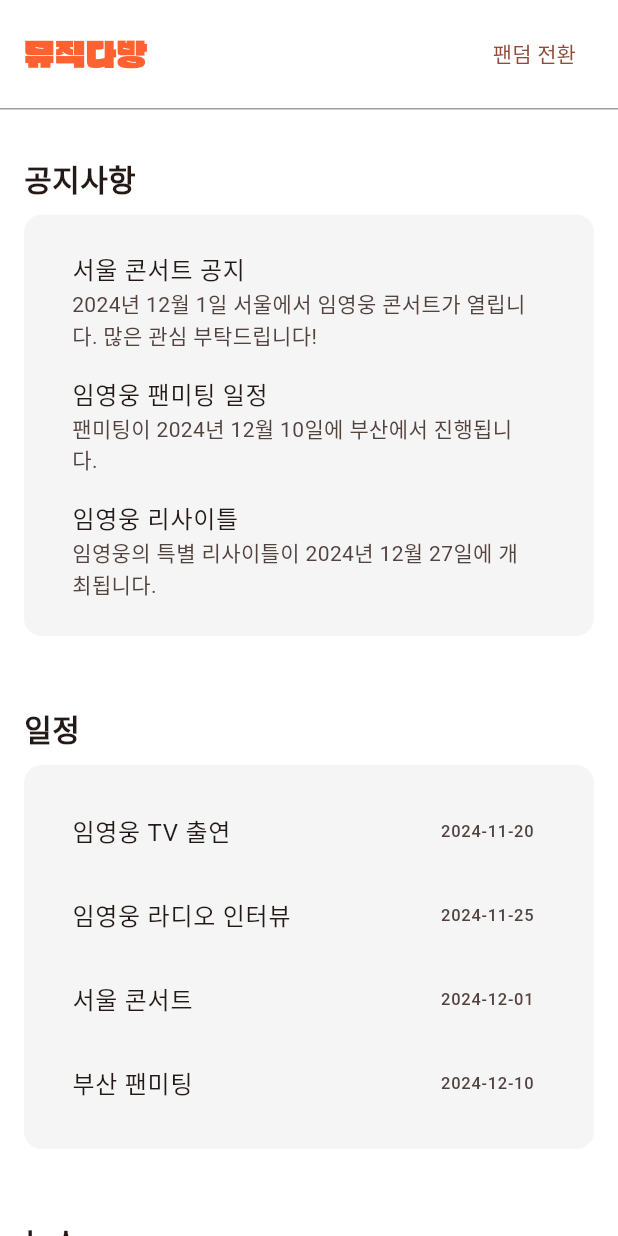
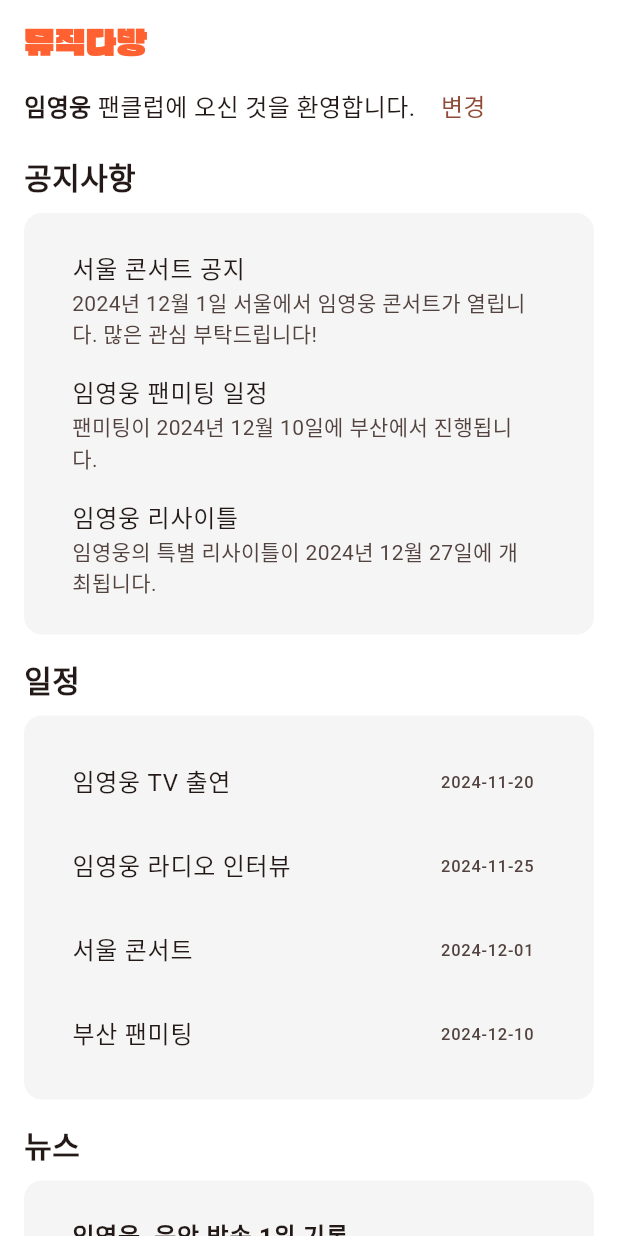
Before and after one commit to CAU-SW-capstone-0808/music-dabang-app, a Flutter app: the FandomHomeScreen screen opened by its route, on a phone screen of 412 x 824 dp. Run offline on Flutter 3.47's test engine with Material 3 defaults, Android fonts, the phone set to English and light mode, and no system bars; our stand-ins replace animated_toggle_switch, audio_service, cached_network_image, carousel_slider, dio, easy_debounce and 16 more; missing offline and left inert: flutter_sliding_up_panel, flutter_webrtc, kakao_flutter_sdk; accounts and stored records are empty; generated files the repository leaves out were written again.

Commit message:
팬클럽 홈 상단 UI 변경

```diff
--- a/lib/screens/fandomscreen/fandom_home_screen.dart
+++ b/lib/screens/fandomscreen/fandom_home_screen.dart
@@ -2,6 +2,7 @@ import 'package:flutter/material.dart';
 import 'package:music_dabang/components/logo_title.dart';
 import 'package:flutter_riverpod/flutter_riverpod.dart';
 import 'package:go_router/go_router.dart';
+import 'package:music_dabang/screens/fandomscreen/fandom_select_screen.dart';
 import 'data.dart';
 
 class FandomHomeScreen extends ConsumerStatefulWidget {
@@ -14,6 +15,34 @@ class FandomHomeScreen extends ConsumerStatefulWidget {
 }
 
 class _FandomHomeScreenState extends ConsumerState<FandomHomeScreen> {
+  Widget greeting({required String artistName}) {
+    return Row(
+      children: [
+        Text(
+          artistName,
+          style: const TextStyle(fontSize: 16.0, fontWeight: FontWeight.bold),
+        ),
+        const Flexible(
+          child: Text(
+            " 팬클럽에 오신 것을 환영합니다.",
+            style: TextStyle(fontSize: 16.0),
+          ),
+        ),
+        TextButton(
+          onPressed: () {
+            context.pushNamed(FandomSelectScreen.routeName);
+          },
+          child: const Text(
+            "변경",
+            style: TextStyle(
+              fontSize: 16.0,
+            ),
+          ),
+        )
+      ],
+    );
+  }
+
   Widget buildBlock({
     //공지, 일정, 뉴스를 한번에 구성하기 위한 block
     required String title, //어느 탭인지 보여주는 역할
@@ -22,9 +51,7 @@ class _FandomHomeScreenState extends ConsumerState<FandomHomeScreen> {
         itemBuilder, //정보를 list 변환하여 출력하기 위한 builder
   }) {
     //공지, 뉴스, 일정 표시를 위함.
-    return Padding(
-      padding: const EdgeInsets.all(16.0),
-      child: Column(
+    return Column(
       crossAxisAlignment: CrossAxisAlignment.start,
       children: [
         Text(
@@ -51,7 +78,6 @@ class _FandomHomeScreenState extends ConsumerState<FandomHomeScreen> {
           ),
         )
       ],
-      ),
     );
   }
 
@@ -66,9 +92,7 @@ class _FandomHomeScreenState extends ConsumerState<FandomHomeScreen> {
     required void Function()? onViewAllPressed,
   }) {
     //인기 게시글 생성 위젯
-    return Padding(
-      padding: const EdgeInsets.all(16.0),
-      child: Column(
+    return Column(
       crossAxisAlignment: CrossAxisAlignment.start,
       children: [
         Row(
@@ -87,10 +111,7 @@ class _FandomHomeScreenState extends ConsumerState<FandomHomeScreen> {
               onPressed: onViewAllPressed,
               child: const Text(
                 '모든 게시글 보기',
-                  style: TextStyle(
-                    fontSize: 15,
-                    color: Colors.blue,
-                  ),
+                style: TextStyle(fontSize: 16),
               ),
             ),
           ],
@@ -126,8 +147,7 @@ class _FandomHomeScreenState extends ConsumerState<FandomHomeScreen> {
                     subtitle: Text('좋아요: ${item['likes']}'),
                     trailing: Text(
                       item['createdTime']?.split('T')[0] ?? '',
-                        style:
-                            const TextStyle(fontSize: 14, color: Colors.black),
+                      style: const TextStyle(fontSize: 14, color: Colors.black),
                     ),
                   ),
                 );
@@ -146,7 +166,6 @@ class _FandomHomeScreenState extends ConsumerState<FandomHomeScreen> {
           ),
         ),
       ],
-      ),
     );
   }
 
@@ -194,18 +213,15 @@ class _FandomHomeScreenState extends ConsumerState<FandomHomeScreen> {
   Widget build(BuildContext context) {
     return Scaffold(
       body: SingleChildScrollView(
+        padding: const EdgeInsets.symmetric(horizontal: 16.0),
         child: Column(
           crossAxisAlignment: CrossAxisAlignment.start,
           children: [
-            SafeArea(
-              child: Column(
-                children: [
-                  buildAppBar(onFandomSwitchPressed: () {
-                    context.goNamed('fandom-select');
-                  }),
-                  const SizedBox(
-                    height: 15,
-                  ),
+            const SizedBox(height: 12),
+            const LogoTitle(),
+            const SizedBox(height: 4),
+            greeting(artistName: "임영웅"),
+            const SizedBox(height: 8),
             // 공지사항 섹션
             buildBlock(
               title: '공지사항',
@@ -247,7 +263,7 @@ class _FandomHomeScreenState extends ConsumerState<FandomHomeScreen> {
 
             // 인기 게시글 섹션
             buildPopularPosts(
-                    title: '지금 가장 인기 있는 게시글',
+              title: '인기 게시글',
               items: posts,
               onItemTap: (item) {
                 context.goNamed('post-detail', extra: item);
@@ -260,9 +276,6 @@ class _FandomHomeScreenState extends ConsumerState<FandomHomeScreen> {
           ],
         ),
       ),
-          ],
-        ),
-      ),
     );
   }
 }
--- a/lib/screens/home_screen.dart
+++ b/lib/screens/home_screen.dart
@@ -301,6 +301,7 @@ class _HomeScreenState extends ConsumerState<HomeScreen> {
 
     Widget scrollView = CustomScrollView(
       slivers: [
+        const SliverToBoxAdapter(child: SizedBox(height: 8)),
         SliverAppBar(
           title: const LogoTitle(),
           centerTitle: false,
```
Lines whose indentation alone changed are shown as unchanged.
